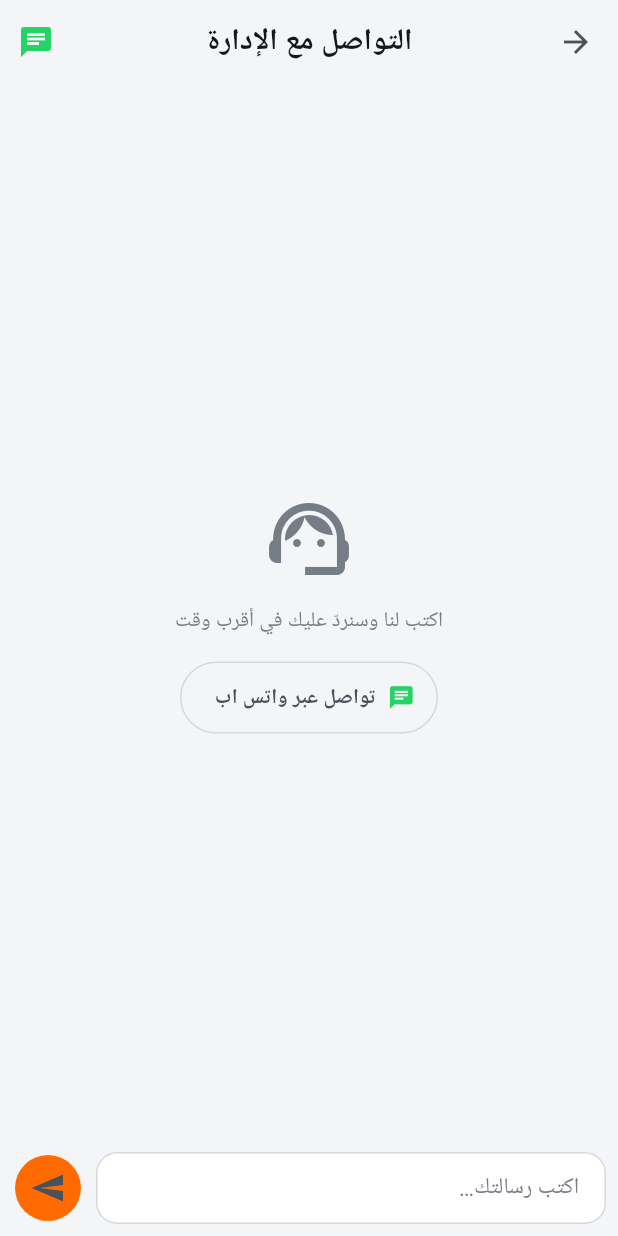
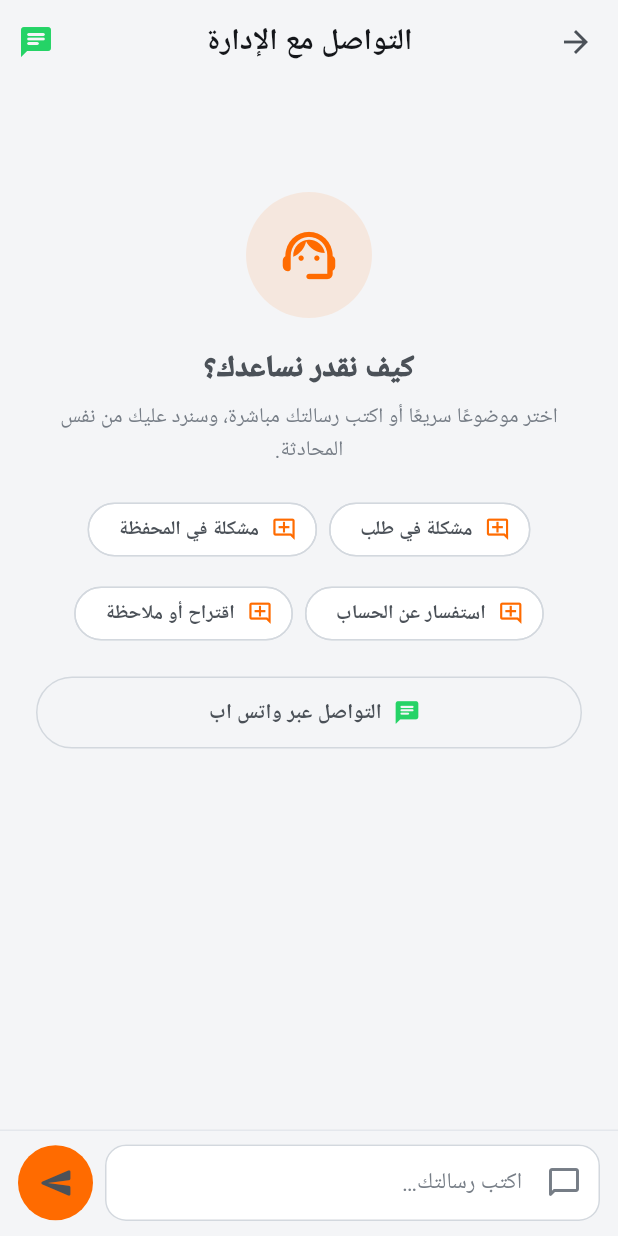
Before and after one commit to MohammedEmad333/Yalla, a Flutter app: the SupportScreen screen opened directly with empty values, on a phone screen of 412 x 824 dp. Run offline on Flutter 3.47's test engine with Material 3 defaults, Android fonts, the phone set to English and light mode, and no system bars; our stand-ins replace cached_network_image, firebase_core, firebase_messaging, flutter_local_notifications, flutter_secure_storage, geolocator and 4 more; accounts and stored records are empty; network calls fail; Roboto replaces fonts that are missing (Ibm Plex Sans Arabic).

Commit message:
feat(mobile): polish support conversation

```diff
--- a/mobile/lib/features/support/support_screen.dart
+++ b/mobile/lib/features/support/support_screen.dart
@@ -1,5 +1,4 @@
-// شاشة التواصل المباشر مع الإدارة (Card 44 + Card 46).
-// يراسل الزبون الإدارة ويستقبل الردود لحظيًا، مع زرّ واتس اب للتواصل السريع (Card 43).
+// شاشة التواصل المباشر مع الإدارة — محادثة + مواضيع سريعة + واتس اب.
 
 import 'package:flutter/material.dart';
 import 'package:url_launcher/url_launcher.dart';
@@ -27,11 +26,17 @@ class _SupportScreenState extends State<SupportScreen> {
   bool _sending = false;
   void Function()? _supportUnsubscribe;
 
+  static const _topics = [
+    'مشكلة في طلب',
+    'مشكلة في المحفظة',
+    'استفسار عن الحساب',
+    'اقتراح أو ملاحظة',
+  ];
+
   @override
   void initState() {
     super.initState();
     _load();
-    // استقبال ردّ الإدارة لحظيًا
     _supportUnsubscribe = widget.socket.onSupportMessage((m) {
       if (!mounted) return;
       setState(() => _messages.add(Map<String, dynamic>.from(m)));
@@ -66,7 +71,6 @@ class _SupportScreenState extends State<SupportScreen> {
     try {
       final msg = await widget.api.post('/support/messages', {'text': text});
       if (!mounted) return;
-      // تجنّب التكرار إن سبق أن وصل عبر السوكت
       final id = msg['_id'];
       final exists = _messages.any((m) => m['_id'] == id);
       if (!exists) setState(() => _messages.add(Map<String, dynamic>.from(msg)));
@@ -89,8 +93,11 @@ class _SupportScreenState extends State<SupportScreen> {
   void _scrollToBottom() {
     WidgetsBinding.instance.addPostFrameCallback((_) {
       if (_scroll.hasClients) {
-        _scroll.animateTo(_scroll.position.maxScrollExtent,
-            duration: const Duration(milliseconds: 250), curve: Curves.easeOut);
+        _scroll.animateTo(
+          _scroll.position.maxScrollExtent,
+          duration: const Duration(milliseconds: 250),
+          curve: Curves.easeOut,
+        );
       }
     });
   }
@@ -100,16 +107,23 @@ class _SupportScreenState extends State<SupportScreen> {
     ScaffoldMessenger.of(context).showSnackBar(SnackBar(content: Text(m)));
   }
 
+  String _time(dynamic raw) {
+    final d = DateTime.tryParse((raw ?? '').toString())?.toLocal();
+    if (d == null) return '';
+    final h = d.hour % 12 == 0 ? 12 : d.hour % 12;
+    final m = d.minute.toString().padLeft(2, '0');
+    return '$h:$m ${d.hour < 12 ? 'ص' : 'م'}';
+  }
+
   @override
   Widget build(BuildContext context) {
     return Scaffold(
       appBar: AppBar(
         title: const Text('التواصل مع الإدارة'),
         actions: [
-          // زرّ واتس اب الشركة (Card 43)
           IconButton(
             tooltip: 'واتس اب',
-            icon: const Icon(Icons.chat, color: Color(0xFF25D366)),
+            icon: const Icon(Icons.chat_rounded, color: Color(0xFF25D366)),
             onPressed: _openWhatsapp,
           ),
         ],
@@ -123,7 +137,7 @@ class _SupportScreenState extends State<SupportScreen> {
                     ? _emptyState()
                     : ListView.builder(
                         controller: _scroll,
-                        padding: const EdgeInsets.all(16),
+                        padding: const EdgeInsets.fromLTRB(16, 12, 16, 18),
                         itemCount: _messages.length,
                         itemBuilder: (_, i) => _bubble(_messages[i]),
                       ),
@@ -134,48 +148,108 @@ class _SupportScreenState extends State<SupportScreen> {
     );
   }
 
-  Widget _emptyState() => Center(
-        child: Padding(
-          padding: const EdgeInsets.all(32),
-          child: Column(
-            mainAxisSize: MainAxisSize.min,
-            children: [
-              Icon(Icons.support_agent, size: 64, color: YallaColors.muted),
-              const SizedBox(height: 12),
-              Text('اكتب لنا وسنردّ عليك في أقرب وقت',
-                  style: TextStyle(color: YallaColors.muted), textAlign: TextAlign.center),
-              const SizedBox(height: 16),
-              OutlinedButton.icon(
-                onPressed: _openWhatsapp,
-                icon: const Icon(Icons.chat, color: Color(0xFF25D366)),
-                label: const Text('تواصل عبر واتس اب'),
+  Widget _emptyState() => ListView(
+        padding: const EdgeInsets.fromLTRB(24, 72, 24, 24),
+        children: [
+          Center(
+            child: Container(
+              width: 84,
+              height: 84,
+              decoration: BoxDecoration(
+                color: YallaColors.primary.withValues(alpha: .10),
+                shape: BoxShape.circle,
               ),
-            ],
+              child: Icon(
+                Icons.support_agent_rounded,
+                size: 42,
+                color: YallaColors.primary,
+              ),
+            ),
           ),
-        ),
+          const SizedBox(height: 18),
+          const Text(
+            'كيف نقدر نساعدك؟',
+            textAlign: TextAlign.center,
+            style: TextStyle(fontSize: 20, fontWeight: FontWeight.w900),
+          ),
+          const SizedBox(height: 6),
+          Text(
+            'اختر موضوعًا سريعًا أو اكتب رسالتك مباشرة، وسنرد عليك من نفس المحادثة.',
+            textAlign: TextAlign.center,
+            style: TextStyle(color: YallaColors.muted, height: 1.5),
+          ),
+          const SizedBox(height: 18),
+          Wrap(
+            spacing: 8,
+            runSpacing: 8,
+            alignment: WrapAlignment.center,
+            children: _topics
+                .map(
+                  (topic) => ActionChip(
+                    avatar: const Icon(Icons.add_comment_outlined, size: 17),
+                    label: Text(topic),
+                    onPressed: () {
+                      _controller.text = '$topic: ';
+                      _controller.selection = TextSelection.collapsed(
+                        offset: _controller.text.length,
+                      );
+                    },
+                  ),
+                )
+                .toList(),
+          ),
+          const SizedBox(height: 18),
+          OutlinedButton.icon(
+            onPressed: _openWhatsapp,
+            icon: const Icon(Icons.chat_rounded, color: Color(0xFF25D366)),
+            label: const Text('التواصل عبر واتس اب'),
+          ),
+        ],
       );
 
   Widget _bubble(Map<String, dynamic> m) {
     final mine = m['senderRole'] == 'user';
+    final time = _time(m['createdAt']);
     return Align(
       alignment: mine ? Alignment.centerLeft : Alignment.centerRight,
       child: Container(
         margin: const EdgeInsets.only(bottom: 10),
         padding: const EdgeInsets.symmetric(horizontal: 14, vertical: 10),
-        constraints: BoxConstraints(maxWidth: MediaQuery.of(context).size.width * 0.75),
+        constraints: BoxConstraints(
+          maxWidth: MediaQuery.of(context).size.width * .78,
+        ),
         decoration: BoxDecoration(
-          color: mine ? YallaColors.primary : YallaColors.surfaceContainer,
-          borderRadius: BorderRadius.circular(14),
+          color: mine ? YallaColors.primary : YallaColors.card,
+          borderRadius: BorderRadius.only(
+            topLeft: const Radius.circular(16),
+            topRight: const Radius.circular(16),
+            bottomLeft: Radius.circular(mine ? 5 : 16),
+            bottomRight: Radius.circular(mine ? 16 : 5),
+          ),
+          border: mine ? null : Border.all(color: YallaColors.outline),
         ),
         child: Column(
           crossAxisAlignment: CrossAxisAlignment.start,
           children: [
-            Text('${m['text'] ?? ''}',
-                style: TextStyle(color: mine ? Colors.white : YallaColors.onSurface)),
-            const SizedBox(height: 2),
-            Text(mine ? 'أنت' : '🛡️ الإدارة',
-                style: TextStyle(
-                    fontSize: 10, color: mine ? Colors.white70 : YallaColors.muted)),
+            Text(
+              '${m['text'] ?? ''}',
+              style: TextStyle(
+                color: mine ? YallaColors.onPrimary : YallaColors.onSurface,
+                height: 1.45,
+              ),
+            ),
+            const SizedBox(height: 4),
+            Text(
+              mine
+                  ? (time.isEmpty ? 'أنت' : 'أنت · $time')
+                  : (time.isEmpty ? 'الإدارة' : 'الإدارة · $time'),
+              style: TextStyle(
+                fontSize: 10,
+                color: mine
+                    ? YallaColors.onPrimary.withValues(alpha: .72)
+                    : YallaColors.muted,
+              ),
+            ),
           ],
         ),
       ),
@@ -183,26 +257,42 @@ class _SupportScreenState extends State<SupportScreen> {
   }
 
   Widget _composer() => SafeArea(
-        child: Padding(
-          padding: const EdgeInsets.all(8),
+        top: false,
+        child: Container(
+          padding: const EdgeInsets.fromLTRB(12, 9, 12, 10),
+          decoration: BoxDecoration(
+            color: YallaColors.surface,
+            border: Border(top: BorderSide(color: YallaColors.outline)),
+          ),
           child: Row(
             children: [
               Expanded(
                 child: TextField(
                   controller: _controller,
+                  minLines: 1,
+                  maxLines: 4,
                   textInputAction: TextInputAction.send,
                   onSubmitted: (_) => _send(),
                   decoration: const InputDecoration(
                     hintText: 'اكتب رسالتك…',
-                    border: OutlineInputBorder(),
-                    contentPadding: EdgeInsets.symmetric(horizontal: 14, vertical: 10),
+                    prefixIcon: Icon(Icons.chat_bubble_outline_rounded),
                   ),
                 ),
               ),
               const SizedBox(width: 8),
-              IconButton.filled(
-                onPressed: _sending ? null : _send,
-                icon: const Icon(Icons.send),
+              SizedBox(
+                width: 50,
+                height: 50,
+                child: IconButton.filled(
+                  onPressed: _sending ? null : _send,
+                  icon: _sending
+                      ? const SizedBox(
+                          width: 18,
+                          height: 18,
+                          child: CircularProgressIndicator(strokeWidth: 2),
+                        )
+                      : const Icon(Icons.send_rounded),
+                ),
               ),
             ],
           ),
```
